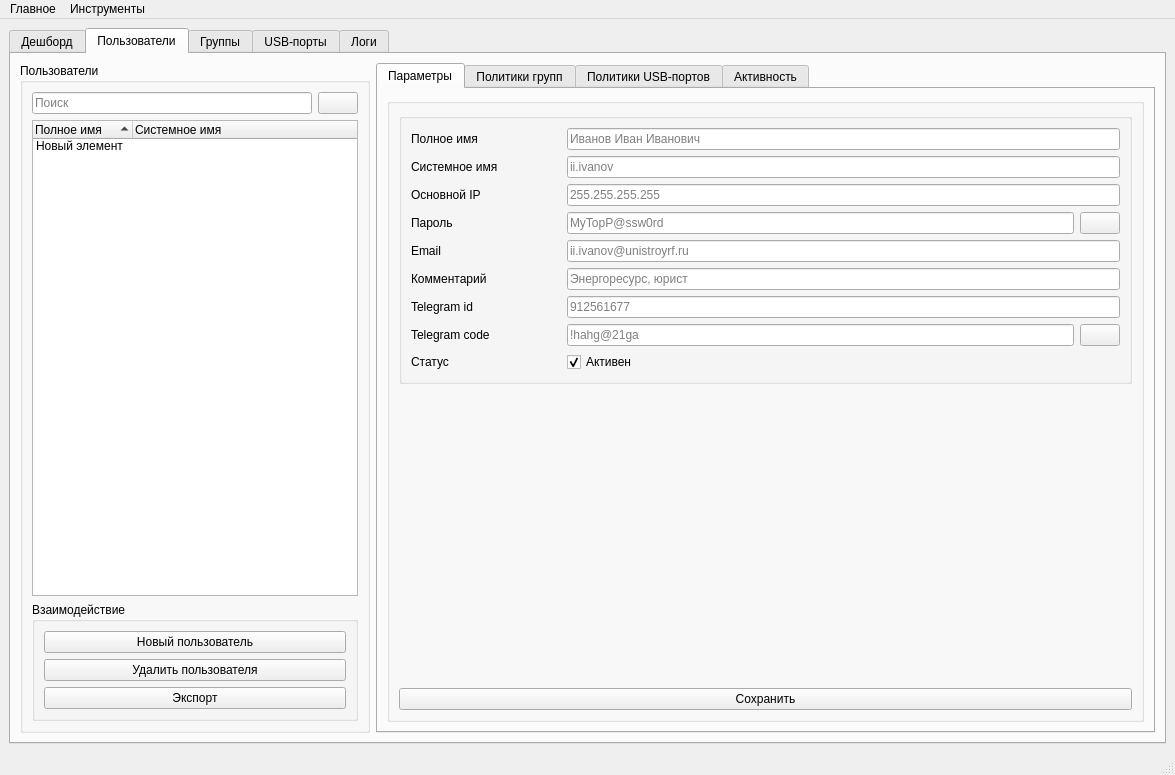
Above: hubm_admin_panel/ui/ui_main.ui from PrintLine512/hubM-Admin-Panel before the change. Below: the same form after it.
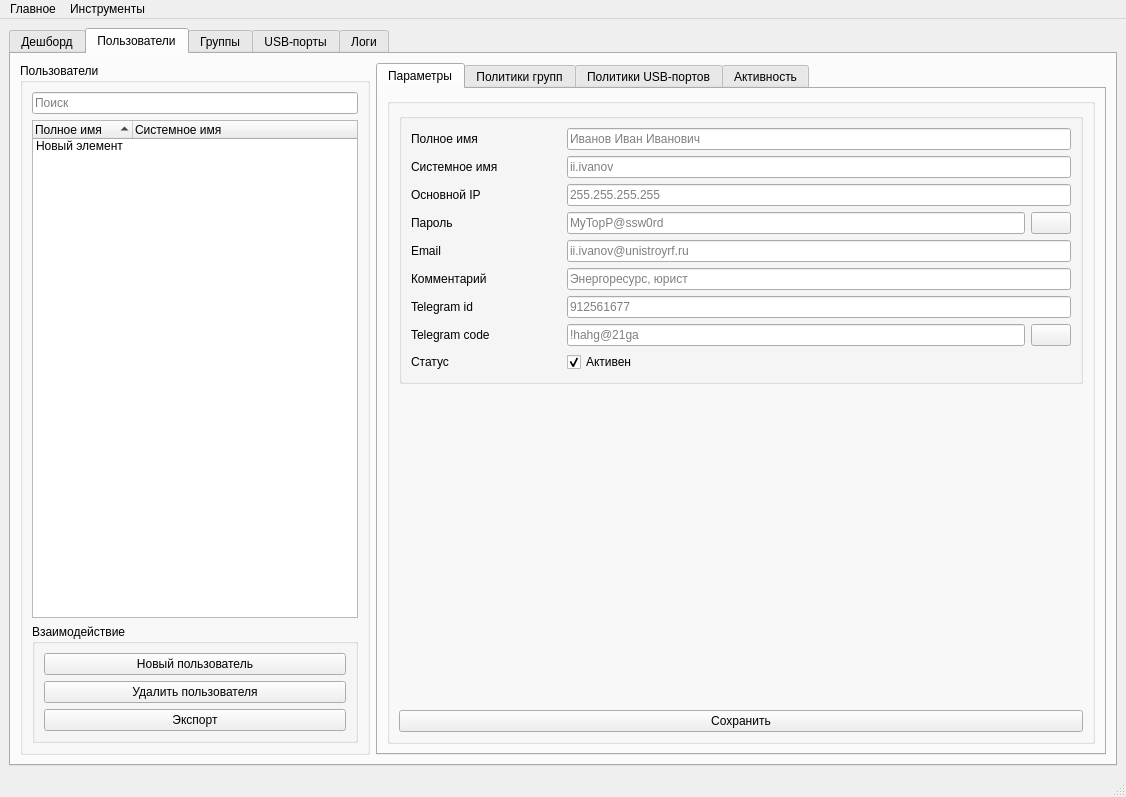
That is the form after the change. The open tabs and pages were chosen to show the change. Icons and pictures are not drawn.

Diff of the .ui file:
```diff
--- a/hubm_admin_panel/ui/ui_main.ui
+++ b/hubm_admin_panel/ui/ui_main.ui
@@ -6,8 +6,8 @@
    <rect>
     <x>0</x>
     <y>0</y>
-    <width>1175</width>
-    <height>775</height>
+    <width>1126</width>
+    <height>797</height>
    </rect>
   </property>
   <property name="sizePolicy">
@@ -1185,6 +1185,12 @@
         </item>
         <item row="1" column="0">
          <widget class="QGroupBox" name="users_list_layout">
+          <property name="minimumSize">
+           <size>
+            <width>350</width>
+            <height>0</height>
+           </size>
+          </property>
           <property name="maximumSize">
            <size>
             <width>350</width>
@@ -1207,22 +1213,6 @@
                </property>
               </widget>
              </item>
-             <item>
-              <widget class="QPushButton" name="btn_refresh_users_tab">
-               <property name="text">
-                <string/>
-               </property>
-               <property name="icon">
-                <iconset theme="QIcon::ThemeIcon::ViewRefresh"/>
-               </property>
-               <property name="default">
-                <bool>false</bool>
-               </property>
-               <property name="flat">
-                <bool>false</bool>
-               </property>
-              </widget>
-             </item>
             </layout>
            </item>
            <item>
@@ -2199,7 +2189,7 @@
     <rect>
      <x>0</x>
      <y>0</y>
-     <width>1175</width>
+     <width>1126</width>
      <height>22</height>
     </rect>
    </property>
```
Left out of the diff: 21 changed lines with no effect on the pictures.
